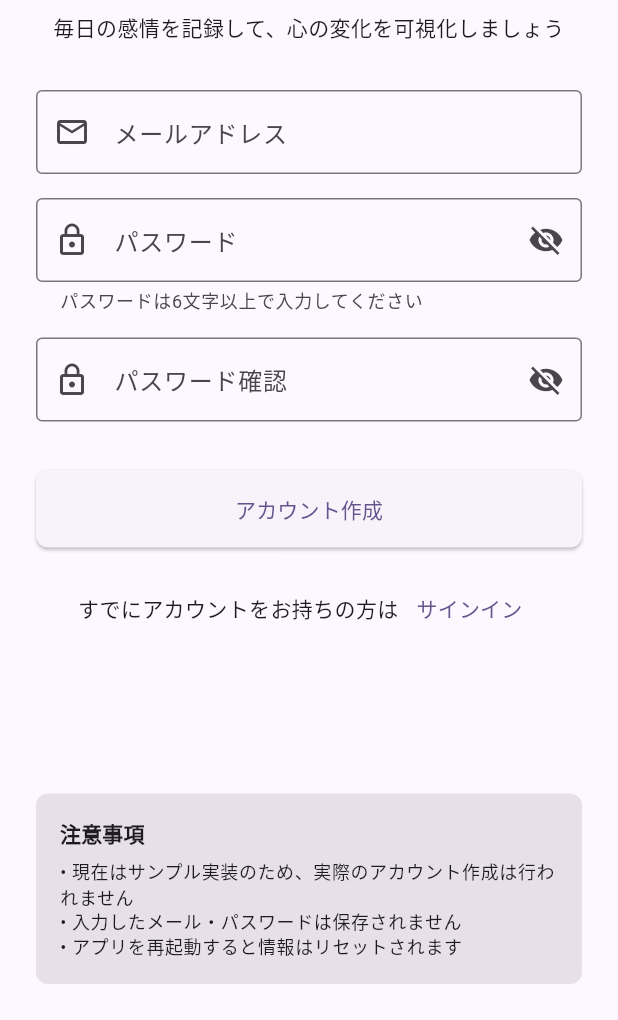
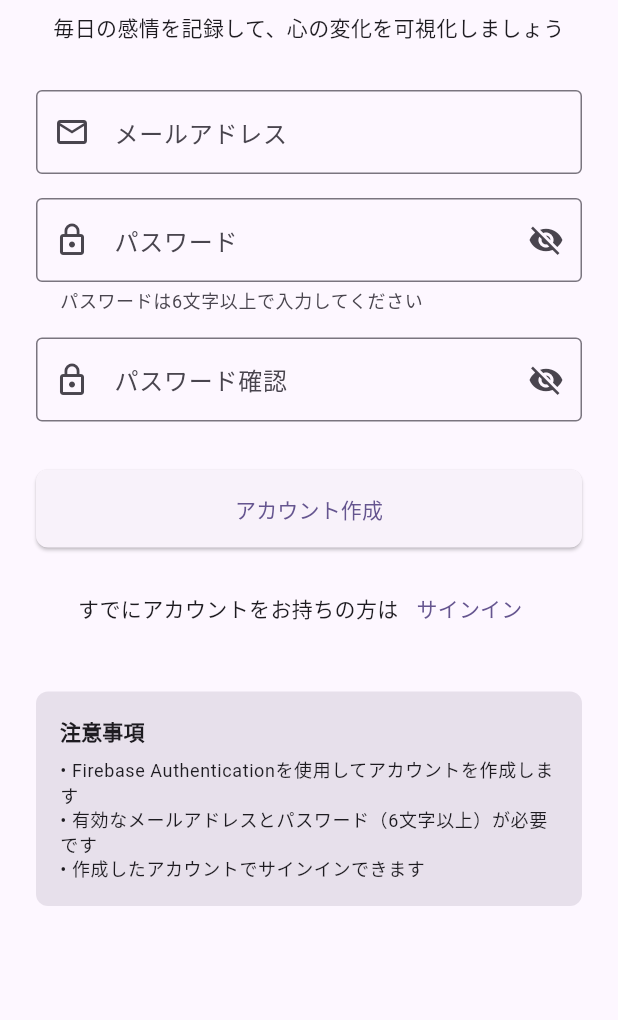
Before and after one commit to yoshiki495/voice_dairy_app, a Flutter app: the SignUpScreen screen opened by its route, on a phone screen of 412 x 824 dp, the part 216-1236 px from its top. Run offline on Flutter 3.47's test engine with Material 3 defaults, Android fonts, the phone set to English and light mode, and no system bars; our stand-ins replace firebase_auth, firebase_core, fl_chart, flutter_riverpod, go_router; accounts and stored records are empty; statements that could not run were skipped.

Commit message:
feat: Implement Firebase Authentication
- Add Firebase SDK integration with Firebase Core and Auth
- Implement FirebaseAuthService for email/password authentication
- Update AuthProvider to use Firebase Auth instead of sample data
- Add Firebase configuration files (firebase.json, firebase_options.dart)
- Update authentication screens with proper error handling
- Fix UI overflow issues in sign-in/sign-up screens
- Update iOS Podfile for Firebase SDK compatibility (iOS 13.0+)
- Add comprehensive setup and testing instructions to README.md
- Update .gitignore to exclude auto-generated and sensitive files

```diff
--- a/lib/main.dart
+++ b/lib/main.dart
@@ -1,9 +1,16 @@
 import 'package:flutter/material.dart';
 import 'package:flutter_riverpod/flutter_riverpod.dart';
+import 'package:firebase_core/firebase_core.dart';
+import 'firebase_options.dart';
 import 'utils/router.dart';
 
 void main() async {
   WidgetsFlutterBinding.ensureInitialized();
+
+  // Firebaseを初期化
+  await Firebase.initializeApp(
+    options: DefaultFirebaseOptions.currentPlatform,
+  );
 
   runApp(
     const ProviderScope(
--- a/lib/screens/auth/sign_in_screen.dart
+++ b/lib/screens/auth/sign_in_screen.dart
@@ -29,20 +29,20 @@ class _SignInScreenState extends ConsumerState<SignInScreen> {
 
     // エラーメッセージを表示
     ref.listen<AuthState>(authProvider, (previous, next) {
-      if (next.error != null) {
+      if (next.error != null && previous?.error != next.error) {
         ScaffoldMessenger.of(context).showSnackBar(
           SnackBar(
             content: Text(next.error!),
             backgroundColor: Colors.red,
+            duration: const Duration(seconds: 4),
           ),
         );
-        ref.read(authProvider.notifier).clearError();
       }
     });
 
     return Scaffold(
       body: SafeArea(
-        child: Padding(
+        child: SingleChildScrollView(
           padding: const EdgeInsets.all(24.0),
           child: Form(
             key: _formKey,
@@ -171,17 +171,17 @@ class _SignInScreenState extends ConsumerState<SignInScreen> {
                     crossAxisAlignment: CrossAxisAlignment.start,
                     children: [
                       Text(
-                        'サンプルアカウント',
+                        'Firebase Authentication',
                         style: Theme.of(context).textTheme.titleSmall?.copyWith(
                           fontWeight: FontWeight.bold,
                         ),
                       ),
                       const SizedBox(height: 8),
-                      const Text('メール: test@example.com'),
-                      const Text('パスワード: 123456'),
+                      const Text('Firebase Authenticationを使用'),
+                      const Text('有効なアカウントでサインインしてください'),
                       const SizedBox(height: 8),
                       Text(
-                        '※ 現在はバックエンド未実装のため、任意のメール・パスワードでログイン可能です',
+                        '※ アカウントをお持ちでない場合は「アカウント作成」から新規登録してください',
                         style: Theme.of(context).textTheme.bodySmall,
                       ),
                     ],
--- a/lib/screens/auth/sign_up_screen.dart
+++ b/lib/screens/auth/sign_up_screen.dart
@@ -32,14 +32,14 @@ class _SignUpScreenState extends ConsumerState<SignUpScreen> {
 
     // エラーメッセージを表示
     ref.listen<AuthState>(authProvider, (previous, next) {
-      if (next.error != null) {
+      if (next.error != null && previous?.error != next.error) {
         ScaffoldMessenger.of(context).showSnackBar(
           SnackBar(
             content: Text(next.error!),
             backgroundColor: Colors.red,
+            duration: const Duration(seconds: 4),
           ),
         );
-        ref.read(authProvider.notifier).clearError();
       }
     });
 
@@ -52,7 +52,7 @@ class _SignUpScreenState extends ConsumerState<SignUpScreen> {
         ),
       ),
       body: SafeArea(
-        child: Padding(
+        child: SingleChildScrollView(
           padding: const EdgeInsets.all(24.0),
           child: Form(
             key: _formKey,
@@ -200,7 +200,7 @@ class _SignUpScreenState extends ConsumerState<SignUpScreen> {
                   ],
                 ),
 
-                const Spacer(),
+                const SizedBox(height: 32),
 
                 // 注意事項
                 Container(
@@ -220,9 +220,9 @@ class _SignUpScreenState extends ConsumerState<SignUpScreen> {
                       ),
                       const SizedBox(height: 8),
                       Text(
-                        '• 現在はサンプル実装のため、実際のアカウント作成は行われません\n'
-                        '• 入力したメール・パスワードは保存されません\n'
-                        '• アプリを再起動すると情報はリセットされます',
+                        '• Firebase Authenticationを使用してアカウントを作成します\n'
+                        '• 有効なメールアドレスとパスワード（6文字以上）が必要です\n'
+                        '• 作成したアカウントでサインインできます',
                         style: Theme.of(context).textTheme.bodySmall,
                       ),
                     ],
```
Also changed, not shown: lib/providers/auth_provider.dart (+31 -43 lines), lib/services/firebase_auth_service.dart (added, +93 -0 lines), pubspec.yaml (+12 -100 lines), firebase.json (added), lib/firebase_options.dart (added), pubspec.lock (deleted), 8 other files.
